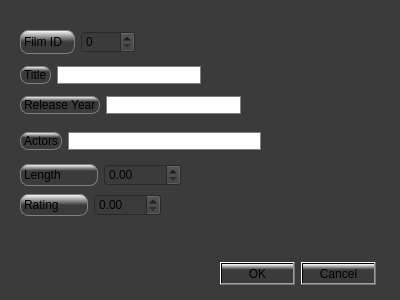
The window that AddDatabase.ui (ShaneSopel/VideoDatabaseServer) describes before a commit, drawn with Qt 5.
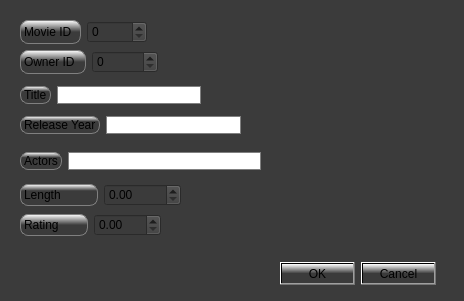
The same window after the commit.

Commit message: added owner column and updated ui file

What changed in the file:
```diff
--- a/AddDatabase.ui
+++ b/AddDatabase.ui
@@ -6,8 +6,8 @@
    <rect>
     <x>0</x>
     <y>0</y>
-    <width>400</width>
-    <height>300</height>
+    <width>464</width>
+    <height>301</height>
    </rect>
   </property>
   <property name="windowTitle">
@@ -20,7 +20,7 @@
    <property name="geometry">
     <rect>
      <x>20</x>
-     <y>120</y>
+     <y>140</y>
      <width>241</width>
      <height>42</height>
     </rect>
@@ -56,8 +56,8 @@
   <widget class="QDialogButtonBox" name="buttonBox_2">
    <property name="geometry">
     <rect>
-     <x>200</x>
-     <y>260</y>
+     <x>270</x>
+     <y>350</y>
      <width>176</width>
      <height>27</height>
     </rect>
@@ -73,8 +73,8 @@
    <property name="geometry">
     <rect>
      <x>20</x>
-     <y>30</y>
-     <width>115</width>
+     <y>50</y>
+     <width>138</width>
      <height>24</height>
     </rect>
    </property>
@@ -89,7 +89,7 @@
 border-radius: 8px;</string>
       </property>
       <property name="text">
-       <string>Film ID</string>
+       <string>Owner ID</string>
       </property>
      </widget>
     </item>
@@ -102,7 +102,7 @@
    <property name="geometry">
     <rect>
      <x>20</x>
-     <y>60</y>
+     <y>80</y>
      <width>181</width>
      <height>31</height>
     </rect>
@@ -139,7 +139,7 @@
    <property name="geometry">
     <rect>
      <x>20</x>
-     <y>90</y>
+     <y>110</y>
      <width>221</width>
      <height>31</height>
     </rect>
@@ -176,7 +176,7 @@
    <property name="geometry">
     <rect>
      <x>20</x>
-     <y>190</y>
+     <y>210</y>
      <width>141</width>
      <height>31</height>
     </rect>
@@ -205,7 +205,7 @@
    <property name="geometry">
     <rect>
      <x>20</x>
-     <y>160</y>
+     <y>180</y>
      <width>161</width>
      <height>31</height>
     </rect>
@@ -240,6 +240,55 @@
     </item>
    </layout>
   </widget>
+  <widget class="QWidget" name="layoutWidget_2">
+   <property name="geometry">
+    <rect>
+     <x>20</x>
+     <y>20</y>
+     <width>127</width>
+     <height>24</height>
+    </rect>
+   </property>
+   <layout class="QHBoxLayout" name="Movie">
+    <item>
+     <widget class="QLabel" name="Movielabel">
+      <property name="styleSheet">
+       <string notr="true">background-color: qlineargradient(spread:pad, x1:1, y1:1, x2:1, y2:0, stop:0.5 rgba(59, 59, 59), stop:1 rgba(255, 255, 255, 255));
+border-style: outset;
+border-width: 2px;
+border: 1px solid grey;
+border-radius: 8px;</string>
+      </property>
+      <property name="text">
+       <string>Movie ID</string>
+      </property>
+     </widget>
+    </item>
+    <item>
+     <widget class="QSpinBox" name="Movie_ID"/>
+    </item>
+   </layout>
+  </widget>
+  <widget class="QDialogButtonBox" name="buttonBox">
+   <property name="geometry">
+    <rect>
+     <x>260</x>
+     <y>260</y>
+     <width>176</width>
+     <height>27</height>
+    </rect>
+   </property>
+   <property name="styleSheet">
+    <string notr="true">background-color: qlineargradient(spread:pad, x1:1, y1:1, x2:1, y2:0, stop:0.5 rgba(59, 59, 59), stop:1 rgba(255, 255, 255, 255));
+
+
+
+</string>
+   </property>
+   <property name="standardButtons">
+    <set>QDialogButtonBox::Cancel|QDialogButtonBox::Ok</set>
+   </property>
+  </widget>
   <zorder>layoutWidget</zorder>
   <zorder>layoutWidget</zorder>
   <zorder>layoutWidget</zorder>
```
Left out of the diff: 9 changed lines with no effect on the pictures.
